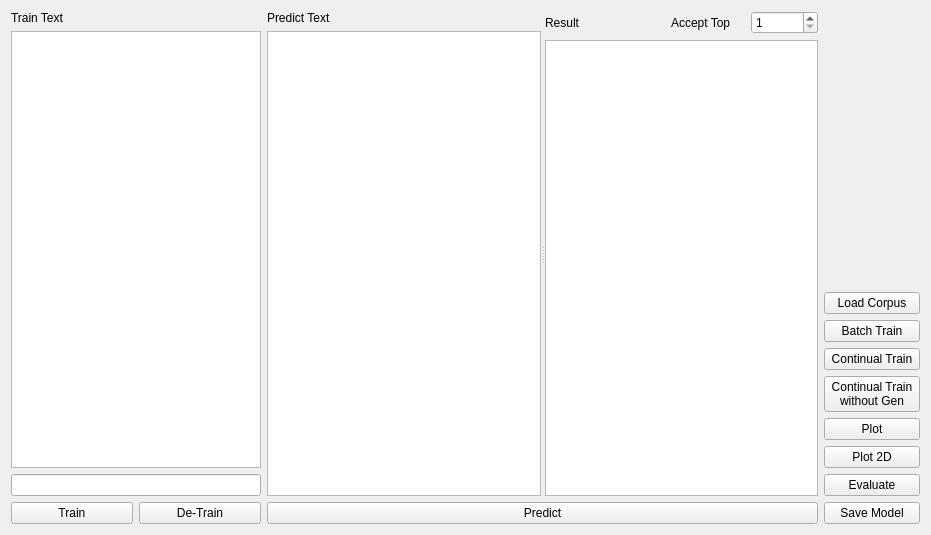
Before: the Qt Designer form Ui_Window.ui in Holence/AutoTag, drawn with Qt 5.
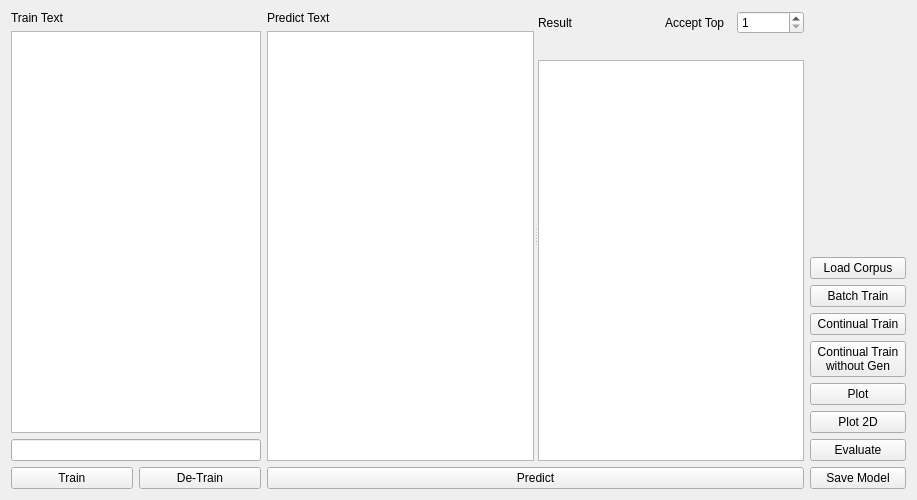
After: the same form once the commit is applied.

What changed in the file:
```diff
--- a/Ui_Window.ui
+++ b/Ui_Window.ui
@@ -6,8 +6,8 @@
    <rect>
     <x>0</x>
     <y>0</y>
-    <width>931</width>
-    <height>535</height>
+    <width>917</width>
+    <height>500</height>
    </rect>
   </property>
   <property name="windowTitle">
@@ -130,11 +130,17 @@
             </widget>
            </item>
            <item>
-            <widget class="QLabel" name="label_acc">
-             <property name="text">
-              <string/>
+            <spacer name="horizontalSpacer">
+             <property name="orientation">
+              <enum>Qt::Horizontal</enum>
              </property>
-            </widget>
+             <property name="sizeHint" stdset="0">
+              <size>
+               <width>40</width>
+               <height>20</height>
+              </size>
+             </property>
+            </spacer>
            </item>
            <item>
             <widget class="QLabel" name="label_4">
@@ -155,6 +161,13 @@
            </item>
           </layout>
          </item>
+         <item>
+          <widget class="QLabel" name="label_acc">
+           <property name="text">
+            <string/>
+           </property>
+          </widget>
+         </item>
          <item>
           <widget class="QTextBrowser" name="textBrowser_res">
            <property name="sizePolicy">
```
